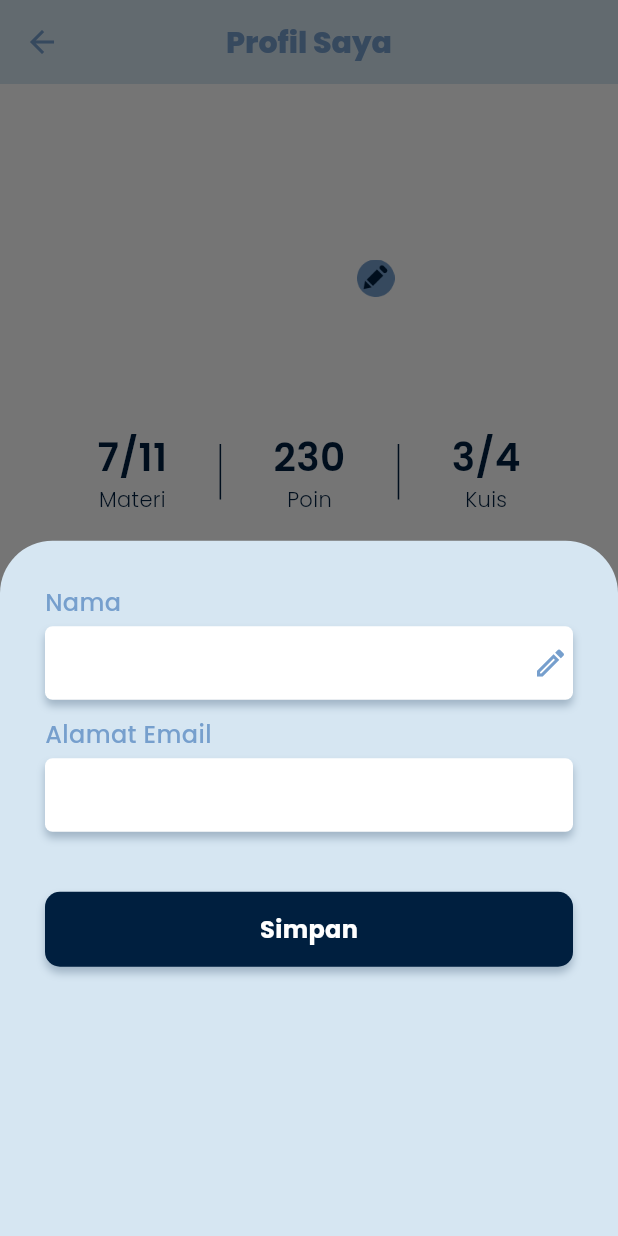
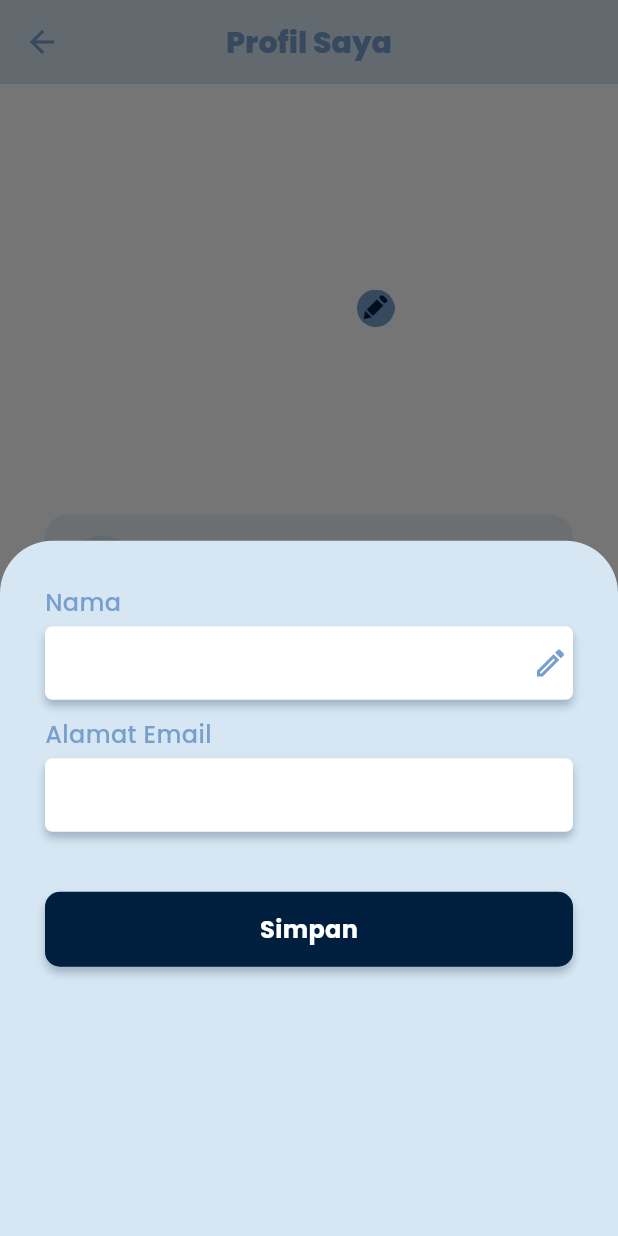
Before and after one commit to 2001arman/terralith, a Flutter app: the ProfileUi screen opened directly, after a tap on "Ubah Profil", on a phone screen of 412 x 824 dp. Run offline on Flutter 3.47's test engine with Material 3 defaults, Android fonts, the phone set to English and light mode, and no system bars; our stand-ins replace auto_size_text, cloud_firestore, dartz, firebase_auth, firebase_core, flutter_easyloading and 6 more; missing offline and left inert: syncfusion_flutter_pdfviewer; accounts and stored records are empty.

Commit message:
remove widget

```diff
--- a/lib/features/presentation/main/profile/profile_ui.dart
+++ b/lib/features/presentation/main/profile/profile_ui.dart
@@ -13,24 +13,6 @@ class ProfileUi extends StatelessWidget {
 
   @override
   Widget build(BuildContext context) {
-    Widget itemWidget({
-      required String value,
-      required String name,
-    }) {
-      return Column(
-        children: [
-          Text(
-            value,
-            style: blackTextStyle.copyWith(fontSize: 26, fontWeight: semiBold),
-          ),
-          Text(
-            name,
-            style: blackTextStyle.copyWith(fontSize: 14, fontWeight: light),
-          ),
-        ],
-      );
-    }
-
     Widget containerMenuItem({
       required String icon,
       required String title,
@@ -99,7 +81,7 @@ class ProfileUi extends StatelessWidget {
             mainAxisAlignment: MainAxisAlignment.center,
             crossAxisAlignment: CrossAxisAlignment.center,
             children: [
-              const SizedBox(height: 20),
+              const SizedBox(height: 40),
               GestureDetector(
                 onTap: logic.showChangeAvatar,
                 child: SizedBox(
@@ -139,26 +121,7 @@ class ProfileUi extends StatelessWidget {
                 logic.firebase.currentUser?.email ?? '',
                 style: blueTextStyle.copyWith(fontSize: 16, fontWeight: light),
               ),
-              const SizedBox(height: 23),
-              Row(
-                mainAxisAlignment: MainAxisAlignment.spaceEvenly,
-                children: [
-                  itemWidget(value: '7/11', name: 'Materi'),
-                  Container(
-                    height: 37,
-                    width: 1,
-                    color: kBlackColor,
-                  ),
-                  itemWidget(value: '230', name: 'Poin'),
-                  Container(
-                    height: 37,
-                    width: 1,
-                    color: kBlackColor,
-                  ),
-                  itemWidget(value: '3/4', name: 'Kuis'),
-                ],
-              ),
-              const SizedBox(height: 34),
+              const SizedBox(height: 60),
               containerMenuItem(
                 icon: 'assets/icons/user.png',
                 title: 'Ubah Profil',
```
